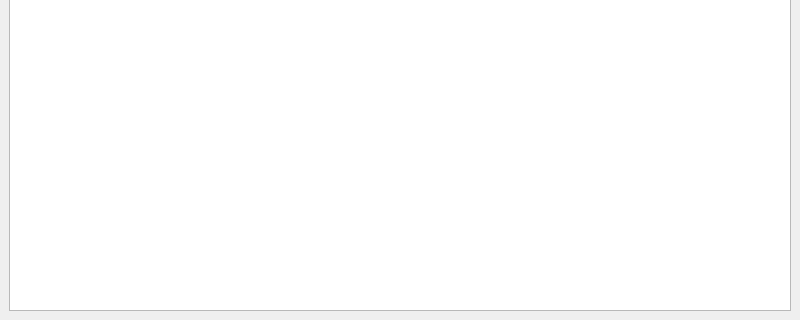
The window that form/mainwindow.ui (KingStomach/P5RTableEditorForChinese) describes before a commit, drawn with Qt 5; both pictures show x 0 to 800 and y 280 to 600 of the 800 by 600 pixel window.
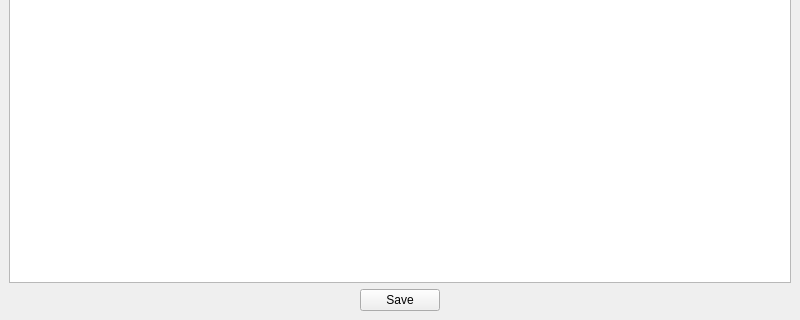
The same window after the commit.

Diff of the .ui file:
```diff
--- a/form/mainwindow.ui
+++ b/form/mainwindow.ui
@@ -14,7 +14,7 @@
    <string>MainWindow</string>
   </property>
   <widget class="QWidget" name="centralwidget">
-   <layout class="QHBoxLayout" name="horizontalLayout">
+   <layout class="QVBoxLayout" name="verticalLayout">
     <item>
      <widget class="QTableWidget" name="tableWidget">
       <property name="columnCount">
@@ -38,6 +38,23 @@
       </column>
      </widget>
     </item>
+    <item>
+     <layout class="QHBoxLayout" name="horizontalLayout">
+      <item>
+       <widget class="QPushButton" name="save">
+        <property name="sizePolicy">
+         <sizepolicy hsizetype="Fixed" vsizetype="Fixed">
+          <horstretch>0</horstretch>
+          <verstretch>0</verstretch>
+         </sizepolicy>
+        </property>
+        <property name="text">
+         <string>Save</string>
+        </property>
+       </widget>
+      </item>
+     </layout>
+    </item>
    </layout>
   </widget>
  </widget>
```
